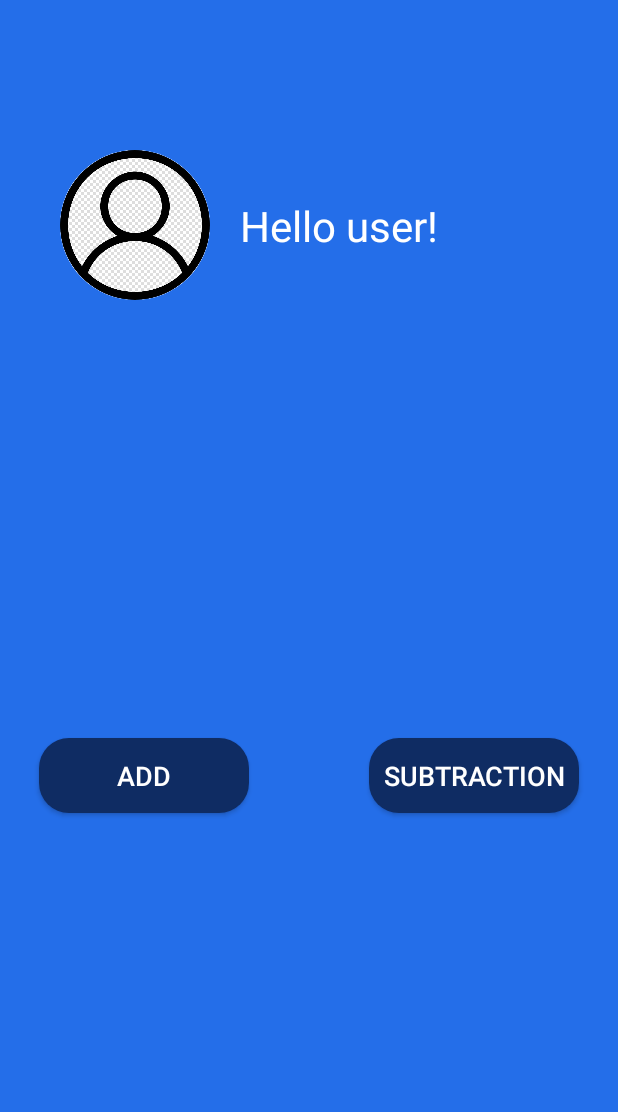
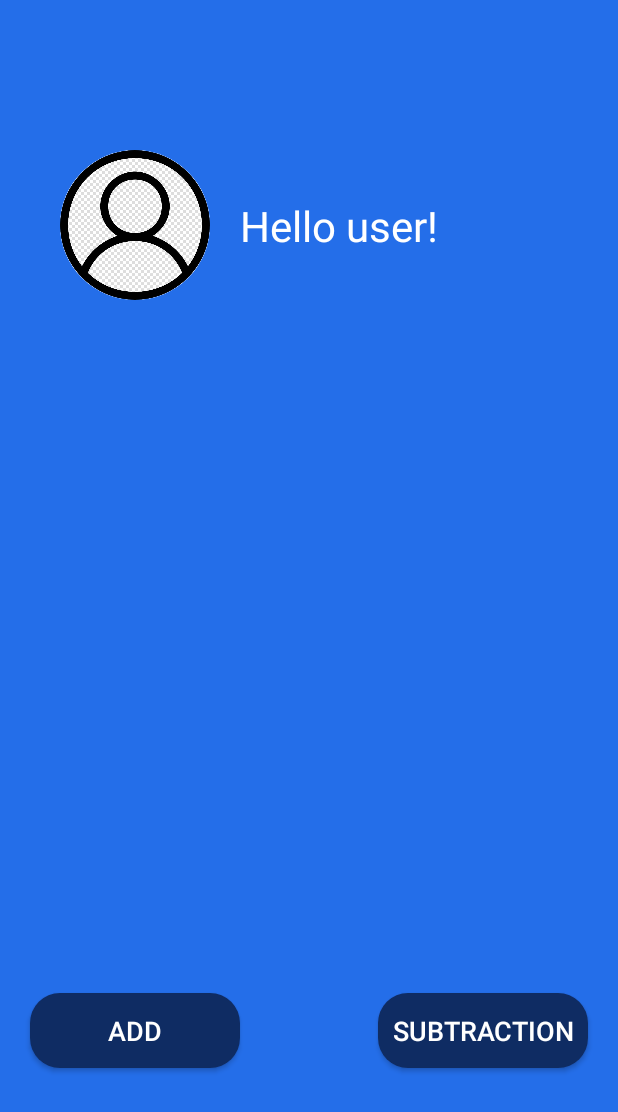
Before and after one commit to stefaniatzanera/Expense-Manager-Mobile-Application, an Android app: the FirstPageActivity screen opened directly, with no data from a screen before it, on a phone screen of 412 x 824 dp. Shown: the top 1112 px of the screen. Run offline under Robolectric (Android 15) with nearby library versions, the phone set to English and light mode, and no system bars; our stand-ins replace CircleImageView; 2 statements that could not run were skipped.

Commit message:
first page Activity 50%

```diff
--- a/app/build.gradle
+++ b/app/build.gradle
@@ -41,6 +41,7 @@ dependencies {
     implementation 'com.google.android.material:material:1.8.0'
     implementation 'androidx.constraintlayout:constraintlayout:1.1.3'
     implementation "androidx.cardview:cardview:1.0.0"
+    implementation 'androidx.appcompat:appcompat:1.6.1'
     testImplementation 'junit:junit:4.13.2'
     androidTestImplementation 'androidx.test.ext:junit:1.1.1'
     androidTestImplementation 'androidx.test.espresso:espresso-core:3.1.0'
--- a/app/src/main/AndroidManifest.xml
+++ b/app/src/main/AndroidManifest.xml
@@ -11,6 +11,12 @@
         android:supportsRtl="true"
         android:theme="@style/Theme.ExpenseManagerMobileApplication"
         tools:targetApi="31">
+        <activity
+            android:name=".SubstractionBtnActivity"
+            android:exported="false" />
+        <activity
+            android:name=".AddBtnActivity"
+            android:exported="false" />
         <activity
             android:name=".FirstPageActivity"
             android:exported="false" />
--- a/app/src/main/java/com/example/expensemanagermobileapplication/AddCardActivity.kt
+++ b/app/src/main/java/com/example/expensemanagermobileapplication/AddCardActivity.kt
@@ -72,7 +72,7 @@ class AddCardActivity : AppCompatActivity() {
                 putInt("bankID", sharedPref.getInt("bankID", 0) + 1)
                 putString("name_of_bank_" + sharedPref.getInt("bankID", 0), nameOfBank)
                 putFloat("amount_in_bank_" + sharedPref.getInt("bankID", 0), amountInBank.toFloat())
-                putString("currency_" + sharedPref.getInt("bankID", 0), selectedCurrency)
+                putString("currency_bank_" + sharedPref.getInt("bankID", 0), selectedCurrency)
             }
             editor.apply()
 
--- a/app/src/main/java/com/example/expensemanagermobileapplication/AddCashActivity.kt
+++ b/app/src/main/java/com/example/expensemanagermobileapplication/AddCashActivity.kt
@@ -71,7 +71,7 @@ class AddCashActivity : AppCompatActivity() {
                 putInt("walletID", sharedPref.getInt("walletID", 0) + 1)
                 putString("name_of_wallet_" + sharedPref.getInt("walletID", 0), nameOfWallet)
                 putFloat("amount_in_wallet_" + sharedPref.getInt("walletID", 0), amountInWallet.toFloat())
-                putString("currency_" + sharedPref.getInt("walletID", 0), selectedCurrency)
+                putString("currency_wallet_" + sharedPref.getInt("walletID", 0), selectedCurrency)
             }
             editor.apply()
 
--- a/app/src/main/java/com/example/expensemanagermobileapplication/BeginningActivity.kt
+++ b/app/src/main/java/com/example/expensemanagermobileapplication/BeginningActivity.kt
@@ -10,6 +10,7 @@ class BeginningActivity : AppCompatActivity() {
     private val addCardButton by lazy { findViewById<Button>(R.id.addcardbtn)}
     private val addCashButton by lazy { findViewById<Button>(R.id.addcashbtn)}
     private val helpButton by lazy { findViewById<Button>(R.id.helpbtn)}
+    private val userprofileButton by lazy { findViewById<Button>(R.id.userprofile)}
 
     override fun onCreate(savedInstanceState: Bundle?) {
         super.onCreate(savedInstanceState)
@@ -29,5 +30,10 @@ class BeginningActivity : AppCompatActivity() {
             val z = Intent(this, HelpActivity::class.java)
             startActivity(z)
         }
+
+        userprofileButton.setOnClickListener{
+            val w = Intent(this, FirstPageActivity::class.java)
+            startActivity(w)
+        }
     }
 }
--- a/app/src/main/java/com/example/expensemanagermobileapplication/FirstPageActivity.kt
+++ b/app/src/main/java/com/example/expensemanagermobileapplication/FirstPageActivity.kt
@@ -1,25 +1,67 @@
 package com.example.expensemanagermobileapplication
 
+import android.content.Intent
 import android.os.Bundle
+import android.widget.Button
 import androidx.appcompat.app.AppCompatActivity
 import androidx.recyclerview.widget.LinearLayoutManager
 import androidx.recyclerview.widget.RecyclerView
+import com.example.expensemanagermobileapplication.databinding.ActivityFirstPageBinding
 
 class FirstPageActivity : AppCompatActivity() {
-    val recyclerView by lazy { findViewById<RecyclerView>(R.id.money) }
-    val names: MutableList<String> = mutableListOf()
+//    val recyclerView by lazy { findViewById<RecyclerView>(R.id.money) }
+    val bank: MutableList<BankInfos> = mutableListOf()
+    val wallet: MutableList<WalletInfos> = mutableListOf()
+
+    lateinit var binding: ActivityFirstPageBinding
+    lateinit var recyclerView: RecyclerView
+    lateinit var adapter: BankAdapter
+
+    private val addBtn by lazy { findViewById<Button>(R.id.addbtn)}
+    private val substractionBtn by lazy { findViewById<Button>(R.id.subtractionbtn)}
 
     override fun onCreate(savedInstanceState: Bundle?) {
         super.onCreate(savedInstanceState)
-        setContentView(R.layout.activity_first_page)
+        binding = ActivityFirstPageBinding.inflate(layoutInflater)
+//        setContentView(R.layout.activity_first_page)
+        setContentView(binding.root)
 
-        names.add("Test1")
-        names.add("Test2")
-        names.add("Test3")
-        names.add("Test4")
-        names.add("Test5")
+        recyclerView = binding.money
+        recyclerView.layoutManager = LinearLayoutManager(this)
+        adapter = BankAdapter()
+        recyclerView.adapter = adapter
 
-//        LinearLayoutManager linearLayoutManager = new LinearLayoutManager(applicationContext());
+        val sp = getSharedPreferences("userOptions", MODE_PRIVATE)
+        val editor = sp.edit()
+        val b_id = sp.getInt("bankID",0)
+        val w_id = sp.getInt("walletID",0)
+
+        for(b in 1..b_id){
+            val bankName = sp.getString("name_of_bank_$b","null")
+            val bankAmount = sp.getFloat("amount_in_bank_$b", 0F)
+            val bankCur = sp.getString("currency_bank_$b","null")?.last().toString()
+            val bankdata = BankInfos( bankName!!, bankAmount, bankCur)
+            adapter.addBank(bankdata)
+        }
+
+        for(w in 1..w_id){
+            val walletName = sp.getString("name_of_wallet_$w","null")
+            val walletAmount = sp.getFloat("amount_in_wallet_$w", 0F)
+            val walletCur = sp.getString("currency_wallet_$w","null")
+            val walletdata = WalletInfos( walletName!!, walletAmount, walletCur!!)
+        }
+
+        addBtn.setOnClickListener {
+            val x = Intent(this, AddBtnActivity::class.java)
+            startActivity(x)
+        }
+
+        substractionBtn.setOnClickListener{
+            val y = Intent(this, SubstractionBtnActivity::class.java)
+            startActivity(y)
+        }
+
+
     }
 
 }
--- a/app/src/main/res/layout/activity_first_page.xml
+++ b/app/src/main/res/layout/activity_first_page.xml
@@ -47,11 +47,13 @@
     <androidx.recyclerview.widget.RecyclerView
         android:id="@+id/money"
         android:layout_width="wrap_content"
-        android:layout_height="wrap_content"
+        android:layout_height="300sp"
+        android:layout_marginTop="40sp"
+        android:layout_marginBottom="200sp"
+        app:layout_constraintTop_toBottomOf="@id/userimage"
         app:layout_constraintBottom_toBottomOf="parent"
         app:layout_constraintLeft_toLeftOf="parent"
         app:layout_constraintRight_toRightOf="parent"
-        app:layout_constraintTop_toTopOf="parent"
         />
 
     <Button
@@ -63,25 +65,23 @@
         android:text="@string/add"
         android:textColor="@color/white"
         android:textSize="18sp"
-        android:layout_marginStart="4dp"
         android:layout_marginTop="80dp"
-        android:layout_marginEnd="40dp"
-        app:layout_constraintTop_toBottomOf="@id/money"
-        app:layout_constraintRight_toRightOf="@id/money" />
+        android:layout_marginStart="20dp"
+        app:layout_constraintLeft_toLeftOf="parent"
+        app:layout_constraintTop_toBottomOf="@id/money" />
 
     <Button
         android:id="@+id/subtractionbtn"
         android:layout_width="140dp"
         android:layout_height="50dp"
+        android:layout_marginTop="80dp"
+        android:layout_marginEnd="20dp"
         android:background="@drawable/roundbtn"
         android:padding="6dp"
         android:text="@string/subtraction"
         android:textColor="@color/white"
         android:textSize="18sp"
-        android:layout_marginEnd="4dp"
-        android:layout_marginTop="80dp"
-        android:layout_marginStart="40dp"
-        app:layout_constraintTop_toBottomOf="@id/money"
-        app:layout_constraintLeft_toLeftOf="@id/money"/>
+        app:layout_constraintRight_toRightOf="parent"
+        app:layout_constraintTop_toBottomOf="@id/money" />
 
 </androidx.constraintlayout.widget.ConstraintLayout>
```
Also changed, not shown: app/src/main/res/layout/activity_beginning.xml (+14 -0 lines), app/src/main/res/layout/list_for_user_data.xml (+40 -10 lines), app/src/main/res/values/strings.xml (+6 -2 lines).
